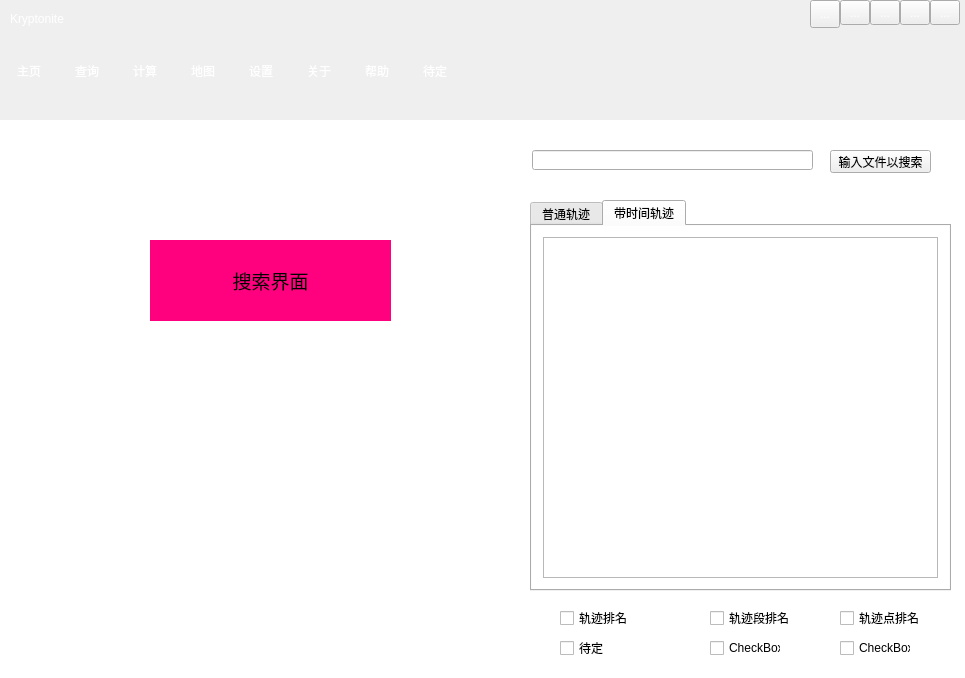
Old version of the form mainwindow.ui in the repository ZhangShurong/Trajectory-similarity.
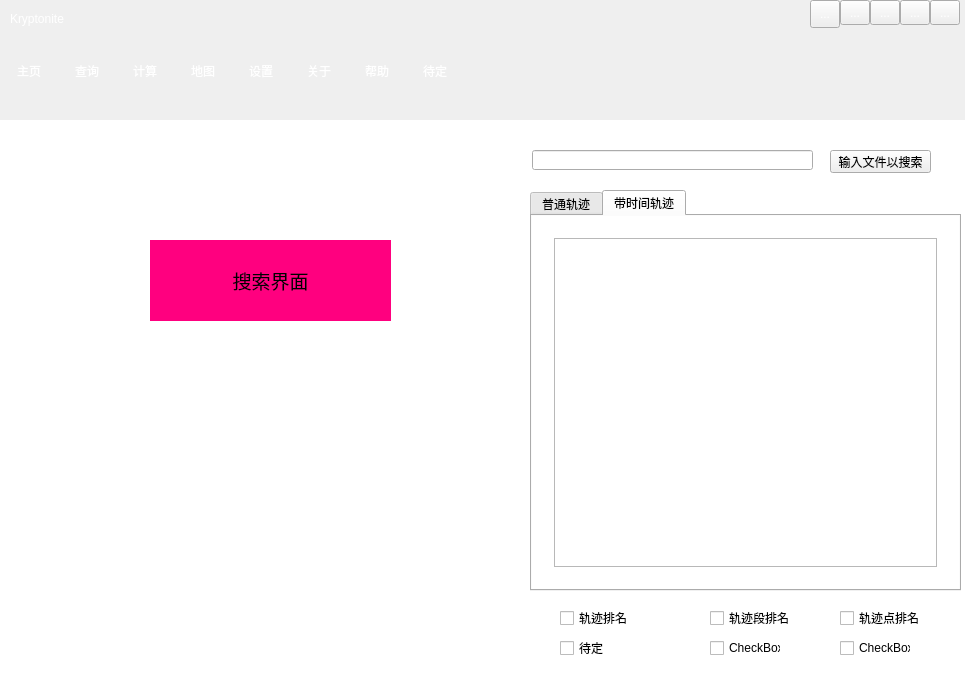
New version of the form. The open tabs and pages were chosen to show the change. Icons and pictures are not drawn. Custom widgets are drawn as their Qt base class.

Commit message: 完善searchWindows

Patch:
```diff
--- a/mainwindow.ui
+++ b/mainwindow.ui
@@ -710,9 +710,9 @@
       <property name="geometry">
        <rect>
         <x>530</x>
-        <y>80</y>
-        <width>421</width>
-        <height>391</height>
+        <y>70</y>
+        <width>431</width>
+        <height>401</height>
        </rect>
       </property>
       <property name="currentIndex">
@@ -734,7 +734,32 @@
        </attribute>
        <layout class="QHBoxLayout" name="horizontalLayout_9">
         <item>
-         <widget class="QTableWidget" name="searchTable_time"/>
+         <widget class="QStackedWidget" name="searchStackedWidget_time">
+          <property name="currentIndex">
+           <number>1</number>
+          </property>
+          <widget class="QWidget" name="page_15">
+           <layout class="QHBoxLayout" name="horizontalLayout_12">
+            <item>
+             <widget class="QTableWidget" name="searchTable_time"/>
+            </item>
+           </layout>
+          </widget>
+          <widget class="QWidget" name="page_18">
+           <layout class="QHBoxLayout" name="horizontalLayout_17">
+            <item>
+             <widget class="QTableWidget" name="searchTable_time_point"/>
+            </item>
+           </layout>
+          </widget>
+          <widget class="QWidget" name="page_16">
+           <layout class="QHBoxLayout" name="horizontalLayout_13">
+            <item>
+             <widget class="QTableWidget" name="searchTable_time_part"/>
+            </item>
+           </layout>
+          </widget>
+         </widget>
         </item>
        </layout>
       </widget>
```
Left out of the diff: 31 changed lines with no effect on the pictures. The commit also changes 4 other files.
